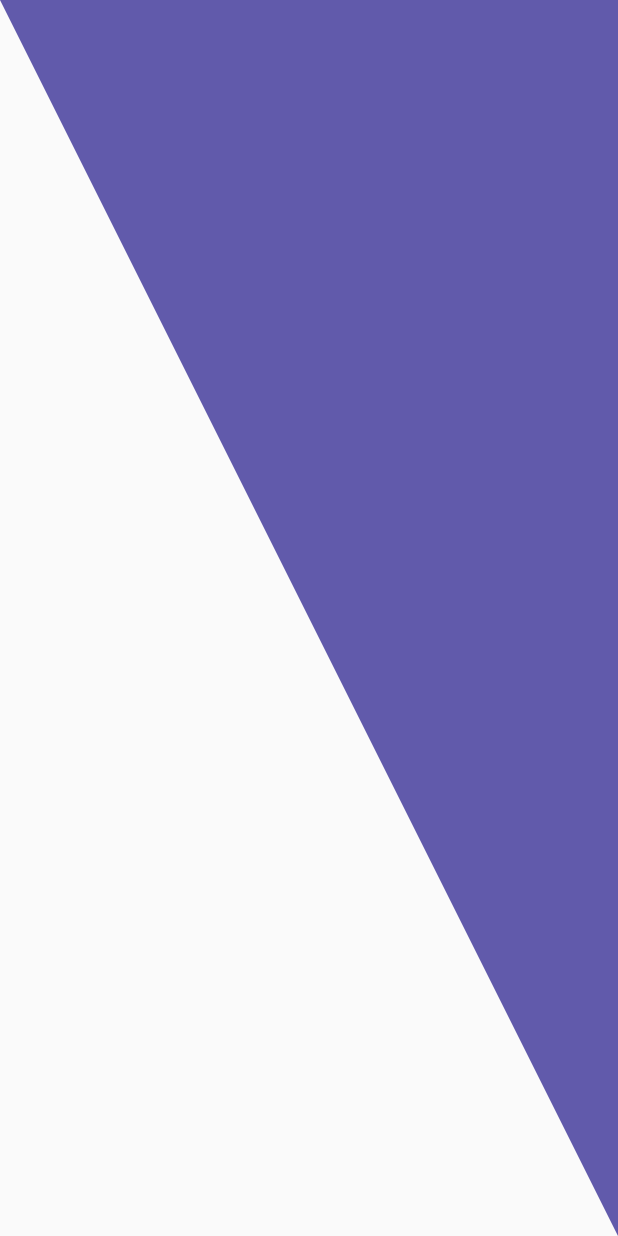
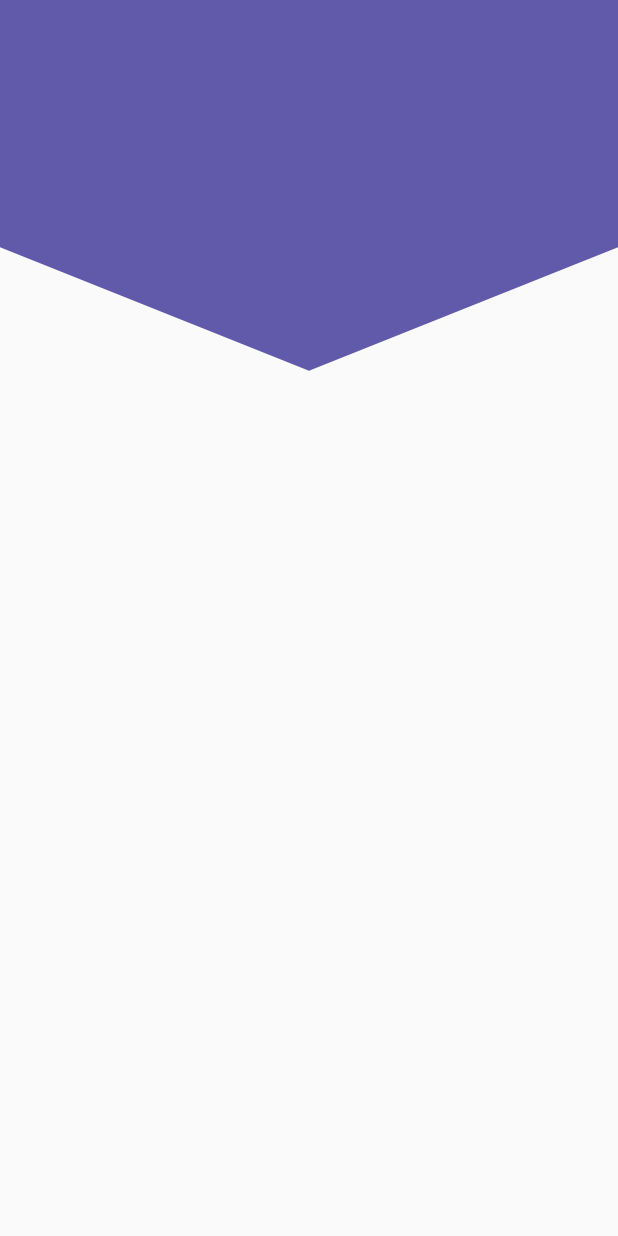
Before and after one commit to CesarArellano/Curso-Flutter-Intermedio, a Flutter app: the screen it shows after launch, on a phone screen of 412 x 824 dp. Run offline on Flutter 3.47's test engine with Material 2 defaults, Android fonts, the phone set to English and light mode, and no system bars.

Commit message:
Creating Peak Header

```diff
--- a/disenos_app/lib/src/pages/headers_page.dart
+++ b/disenos_app/lib/src/pages/headers_page.dart
@@ -7,7 +7,7 @@ class HeadersPage extends StatelessWidget {
   @override
   Widget build(BuildContext context) {
     return Scaffold(
-      body: TriangularHeader()
+      body: PeakHeader()
     );
   }
 }
--- a/disenos_app/lib/src/widgets/headers.dart
+++ b/disenos_app/lib/src/widgets/headers.dart
@@ -111,5 +111,46 @@ class _TriangularHeaderPainter extends CustomPainter {
   bool shouldRepaint(covariant CustomPainter oldDelegate) {
     return true;
   }
+}
+
+class PeakHeader extends StatelessWidget {
+
+  @override
+  Widget build(BuildContext context) {
+    return Container(
+      width: double.infinity,
+      height: double.infinity,
+      child: CustomPaint(
+        painter: _PeakHeaderPainter(),
+      ),
+    );
+  }
+}
+
+class _PeakHeaderPainter extends CustomPainter {
+  @override
+  void paint(Canvas canvas, Size size) {
+    final pencil = Paint();
+
+    // Properties
+    pencil.color = Color(0xff615AAB);
+    pencil.style = PaintingStyle.fill; // .stoke
+    pencil.strokeWidth = 2.0;
+
+    final path = Path();
+
+    path.lineTo(0, size.height * 0.2);
+    path.lineTo(size.width * 0.5, size.height * 0.30);
+    path.lineTo(size.width, size.height * 0.2);
+    path.lineTo(size.width, 0);
+
+    canvas.drawPath(path, pencil);
+
+  }
+
+  @override
+  bool shouldRepaint(covariant CustomPainter oldDelegate) {
+    return true;
+  }
 
 }
```
